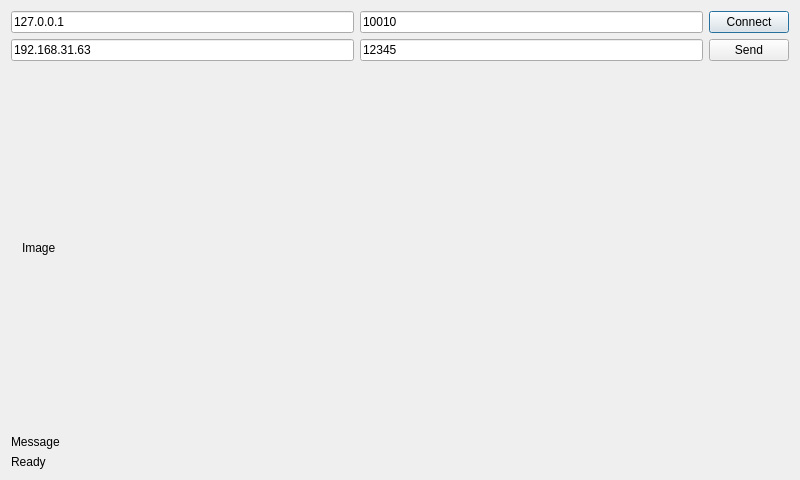
The window that PCameraClient/dialog.ui (hondodo/PCamera) describes before a commit, drawn with Qt 5.
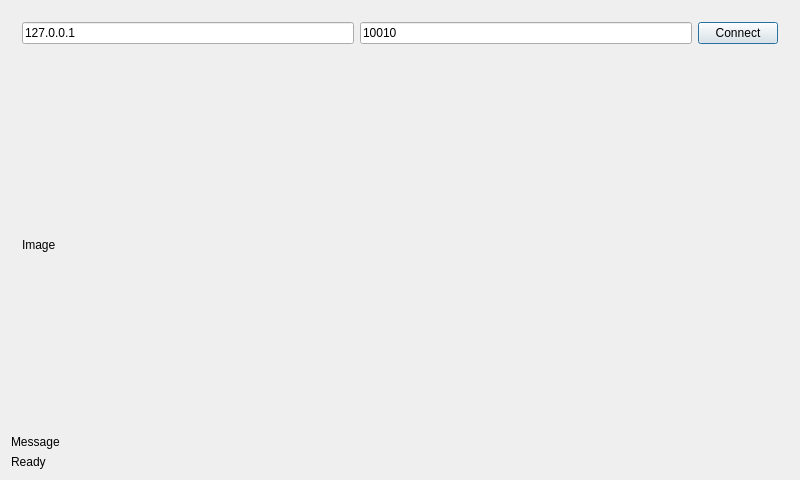
The same window after the commit. Custom widgets are drawn as their Qt base class.

```diff
--- a/PCameraClient/dialog.ui
+++ b/PCameraClient/dialog.ui
@@ -14,7 +14,7 @@
    <string>Dialog</string>
   </property>
   <layout class="QGridLayout" name="gridLayout">
-   <item row="2" column="0">
+   <item row="1" column="0">
     <widget class="QWidget" name="widgetCamera" native="true">
      <property name="sizePolicy">
       <sizepolicy hsizetype="Preferred" vsizetype="Expanding">
@@ -33,32 +33,7 @@
      </layout>
     </widget>
    </item>
-   <item row="0" column="0">
-    <layout class="QHBoxLayout" name="horizontalLayout">
-     <item>
-      <widget class="QLineEdit" name="lineEditIP">
-       <property name="text">
-        <string>127.0.0.1</string>
-       </property>
-      </widget>
-     </item>
-     <item>
-      <widget class="QLineEdit" name="lineEditPort">
-       <property name="text">
-        <string>10010</string>
-       </property>
-      </widget>
-     </item>
-     <item>
-      <widget class="QPushButton" name="pushButtonConnect">
-       <property name="text">
-        <string>Connect</string>
-       </property>
-      </widget>
-     </item>
-    </layout>
-   </item>
-   <item row="3" column="0">
+   <item row="2" column="0">
     <widget class="QLabel" name="labelMessage">
      <property name="text">
       <string>Message</string>
@@ -72,39 +47,27 @@
      </property>
     </widget>
    </item>
-   <item row="1" column="0">
-    <widget class="QWidget" name="widget" native="true">
-     <layout class="QGridLayout" name="gridLayout_2">
-      <property name="leftMargin">
-       <number>0</number>
-      </property>
-      <property name="topMargin">
-       <number>0</number>
-      </property>
-      <property name="rightMargin">
-       <number>0</number>
-      </property>
-      <property name="bottomMargin">
-       <number>0</number>
-      </property>
-      <item row="0" column="0">
-       <widget class="QLineEdit" name="lineEditSendIp">
+   <item row="0" column="0">
+    <widget class="QWidget" name="widgetConnect" native="true">
+     <layout class="QHBoxLayout" name="horizontalLayout">
+      <item>
+       <widget class="QLineEdit" name="lineEditIP">
         <property name="text">
-         <string>192.168.31.63</string>
+         <string>127.0.0.1</string>
         </property>
        </widget>
       </item>
-      <item row="0" column="1">
-       <widget class="QLineEdit" name="lineEditSendPort">
+      <item>
+       <widget class="QLineEdit" name="lineEditPort">
         <property name="text">
-         <string>12345</string>
+         <string>10010</string>
         </property>
        </widget>
       </item>
-      <item row="0" column="2">
-       <widget class="QPushButton" name="pushButtonSend">
+      <item>
+       <widget class="QPushButton" name="pushButtonConnect">
         <property name="text">
-         <string>Send</string>
+         <string>Connect</string>
         </property>
        </widget>
       </item>
@@ -114,6 +77,13 @@
   </layout>
  </widget>
  <layoutdefault spacing="6" margin="11"/>
+ <customwidgets>
+  <customwidget>
+   <class>ClickableLabel</class>
+   <extends>QLabel</extends>
+   <header location="global">clickablelabel.h</header>
+  </customwidget>
+ </customwidgets>
  <resources/>
  <connections/>
 </ui>
```
Left out of the diff: 4 changed lines with no effect on the pictures.
